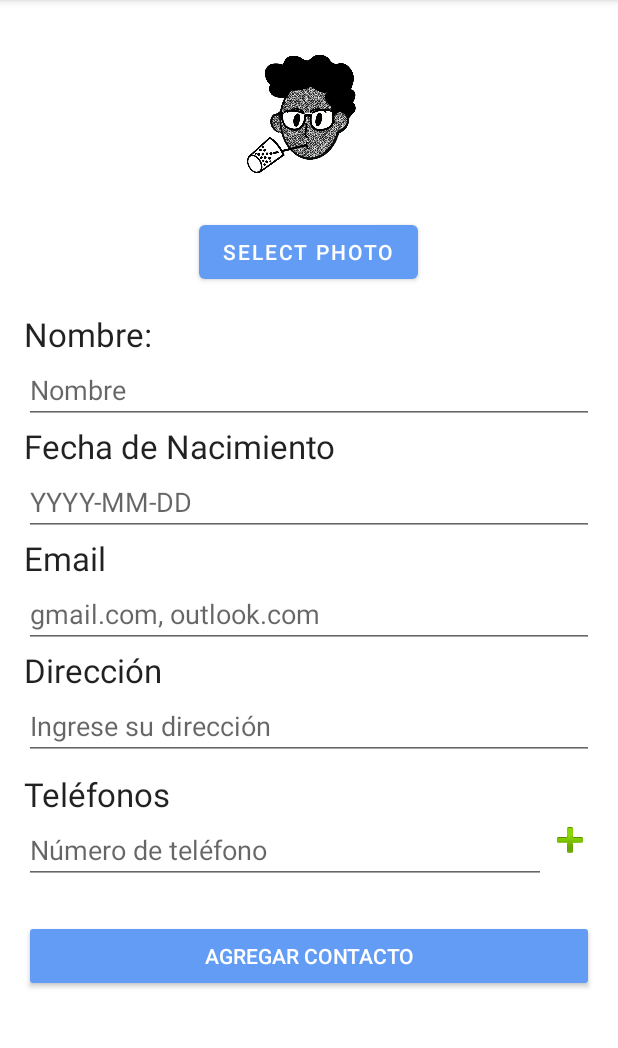
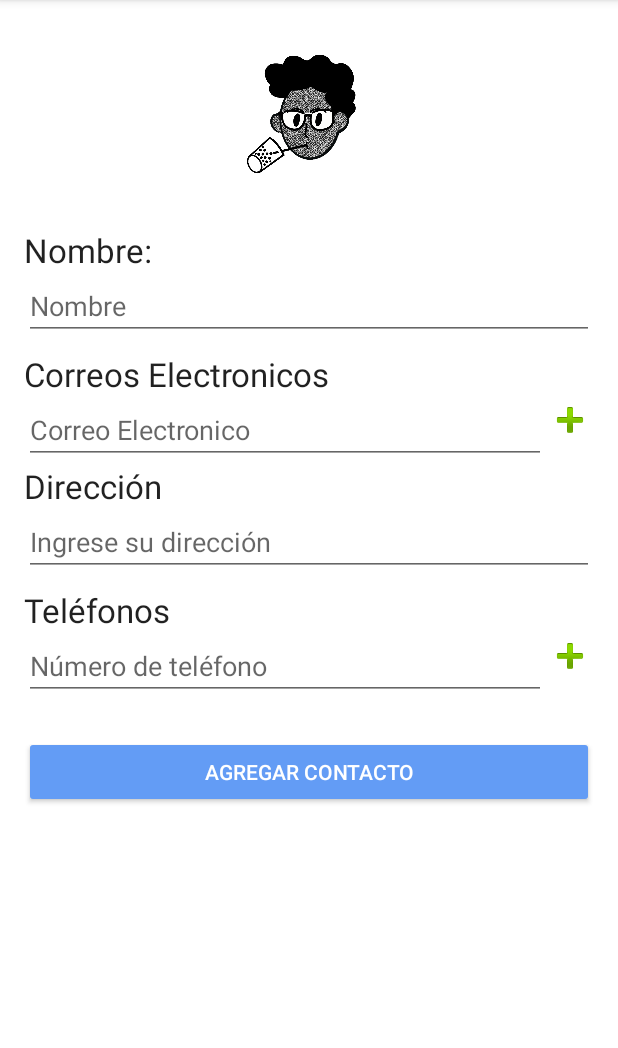
Before and after one commit to Rulas54/AgendaKotlin, an Android app: the fragment contacto_form placed in its activity, on a phone screen of 412 x 824 dp, the part 84-1132 px from its top. Run offline under Robolectric (Android 15) with nearby library versions, the phone set to English and light mode, and no system bars; our stand-ins replace navigation-ui; pictures from the network do not load.

Commit message:
Contacto Add List

```diff
--- a/app/src/main/java/udelp/edu/mx/agendakotlin/MainActivity.kt
+++ b/app/src/main/java/udelp/edu/mx/agendakotlin/MainActivity.kt
@@ -43,6 +43,10 @@ class MainActivity : AppCompatActivity(), NavigationView.OnNavigationItemSelecte
             navigationView.setCheckedItem(R.id.nav_home)
         }
 
+
+
+
+
     }
 
 
--- a/app/src/main/java/udelp/edu/mx/agendakotlin/model/Contacto.kt
+++ b/app/src/main/java/udelp/edu/mx/agendakotlin/model/Contacto.kt
@@ -6,9 +6,9 @@ import com.google.gson.annotations.SerializedName
 data class Contacto(
     @SerializedName("id") val id: Long?,
     @SerializedName("nombre") val nombre: String?,
-    @SerializedName("fechaNacimiento") val fechaNacimiento: String?,
     @SerializedName("email") val email: String?,
     @SerializedName("numeroTelefono") val numeroTelfono: String?,
-    @SerializedName("foto") val foto: String?,
+    @SerializedName("numeroAdicional") val numeroAdicional: List<String>?,
+    @SerializedName("correoAdicional") val correoAdicional: List<String>?,
     @SerializedName("direccion") val direccion: String?,
 )
--- a/app/src/main/res/layout/fragment_contacto_form.xml
+++ b/app/src/main/res/layout/fragment_contacto_form.xml
@@ -29,13 +29,6 @@
                     android:contentDescription="Profile picture"
                     android:scaleType="centerCrop"
                     android:background="@android:color/darker_gray"/>
-
-            <Button
-                    android:id="@+id/btnSelectPhoto"
-                    android:layout_width="wrap_content"
-                    android:layout_height="wrap_content"
-                    android:text="Select Photo"
-                    android:layout_marginTop="8dp"/>
         </LinearLayout>
 
         <!-- Name Field -->
@@ -53,34 +46,44 @@
                 android:hint="Nombre"/>
 
         <!-- Birth Date Field -->
-        <TextView
-                android:text="Fecha de Nacimiento"
-                android:layout_width="match_parent"
-                android:layout_height="wrap_content"
-                android:id="@+id/textView3"
-                android:textAppearance="@style/TextAppearance.AppCompat.Large"/>
-        <EditText
-                android:layout_width="match_parent"
-                android:layout_height="wrap_content"
-                android:inputType="text"
-                android:ems="10"
-                android:id="@+id/txtFechaNacimientoContact"
-                android:hint="YYYY-MM-DD"/>
 
         <!-- Email Field -->
         <TextView
-                android:text="Email"
+                android:text="Correos Electronicos"
                 android:layout_width="match_parent"
                 android:layout_height="wrap_content"
-                android:id="@+id/textView7"
-                android:textAppearance="@style/TextAppearance.AppCompat.Large"/>
-        <EditText
+                android:textAppearance="@style/TextAppearance.AppCompat.Large"
+                android:layout_marginTop="8dp"/>
+
+        <LinearLayout
+                android:id="@+id/emailsContainer"
                 android:layout_width="match_parent"
                 android:layout_height="wrap_content"
-                android:inputType="textEmailAddress"
-                android:ems="10"
-                android:id="@+id/txtCorreoContact"
-                android:hint="gmail.com, outlook.com"/>
+                android:orientation="vertical">
+
+            <!-- Initial phone number field -->
+            <LinearLayout
+                    android:layout_width="match_parent"
+                    android:layout_height="wrap_content"
+                    android:orientation="horizontal">
+
+                <EditText
+                        android:id="@+id/etMail1"
+                        android:layout_width="0dp"
+                        android:layout_height="wrap_content"
+                        android:layout_weight="1"
+                        android:inputType="text"
+                        android:hint="Correo Electronico"/>
+
+                <ImageButton
+                        android:id="@+id/btnAddMail"
+                        android:layout_width="wrap_content"
+                        android:layout_height="wrap_content"
+                        android:src="@android:drawable/ic_input_add"
+                        android:contentDescription="Add email"
+                        android:background="?attr/selectableItemBackgroundBorderless"/>
+            </LinearLayout>
+        </LinearLayout>
 
         <!-- Address Field -->
         <TextView
@@ -134,6 +137,9 @@
             </LinearLayout>
         </LinearLayout>
 
+
+
+
         <!-- Submit Button -->
         <Button
                 android:id="@+id/btnAgregarContact"
```
Also changed, not shown: app/src/main/java/udelp/edu/mx/agendakotlin/adapter/ContactoAdapter.kt (+26 -25 lines), app/src/main/java/udelp/edu/mx/agendakotlin/contacto_form.kt (+104 -23 lines), app/src/main/res/layout/item_contacto.xml (+16 -41 lines).
